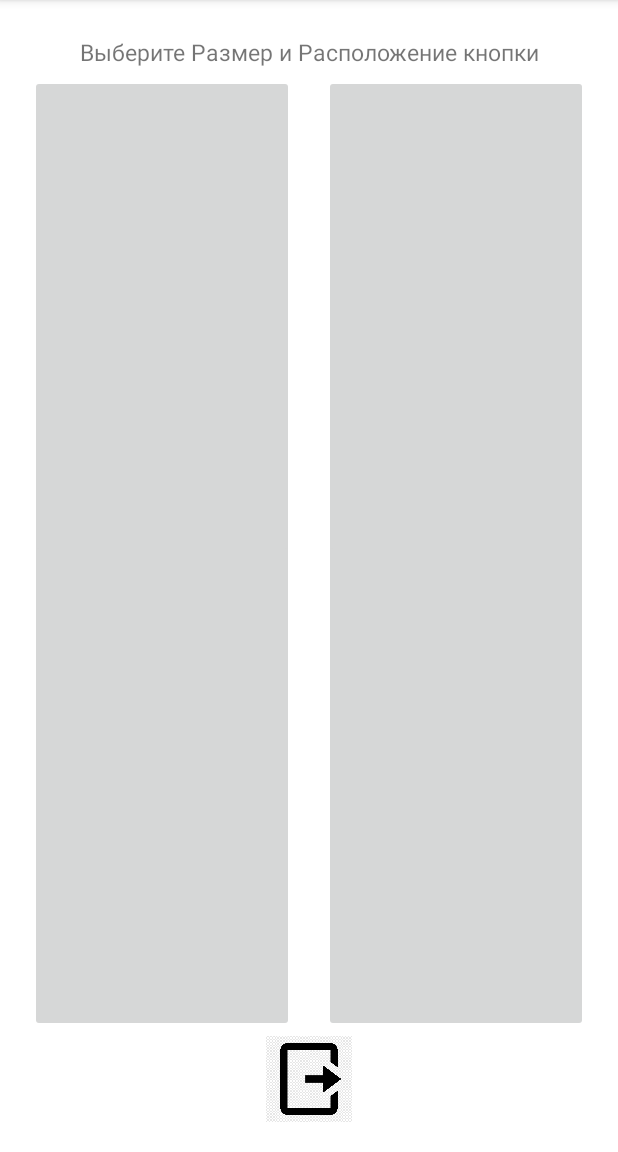
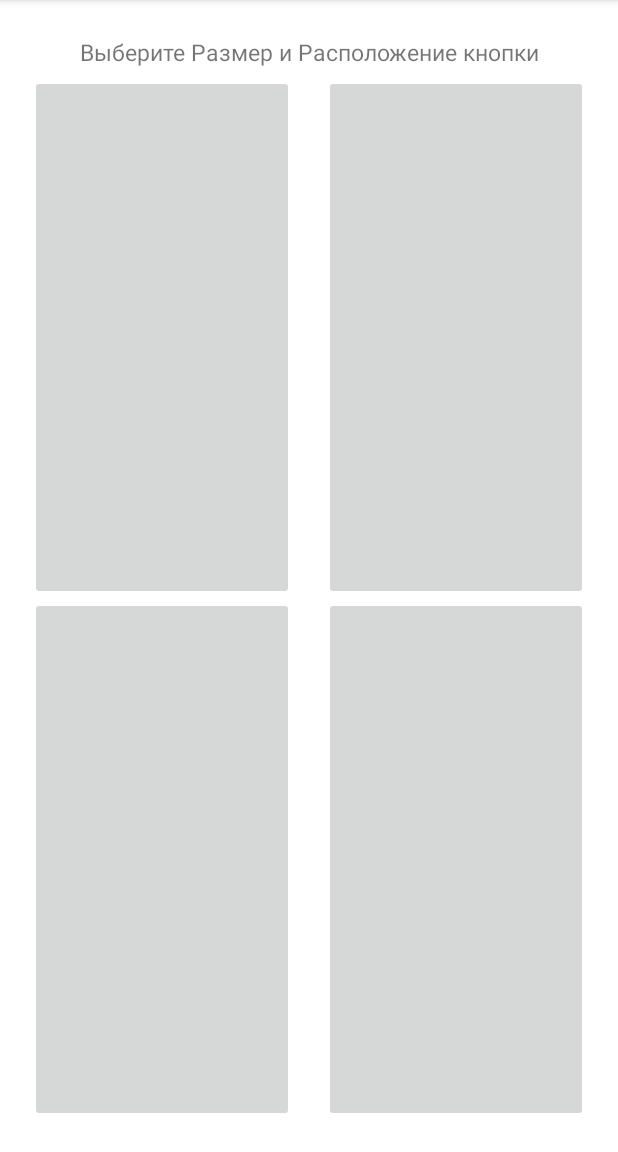
Before and after one commit to AgeDim/Clicker, an Android app: the SettingsActivity screen opened directly, with no data from a screen before it, on a phone screen of 412 x 824 dp, the part 84-1236 px from its top. Run offline under Robolectric (Android 15) with nearby library versions, the phone set to English and light mode, and no system bars.

Commit message:
Third commit.

```diff
--- a/app/src/main/java/com/example/clicker/MainActivity.java
+++ b/app/src/main/java/com/example/clicker/MainActivity.java
@@ -3,6 +3,7 @@ package com.example.clicker;
 import androidx.appcompat.app.AppCompatActivity;
 
 import android.annotation.SuppressLint;
+import android.content.Intent;
 import android.os.Bundle;
 import android.widget.Button;
 import android.widget.ImageButton;
@@ -15,7 +16,7 @@ public class MainActivity extends AppCompatActivity {
 
     int c = 0;
 
-    @SuppressLint("SetTextI18n")
+    @SuppressLint({"SetTextI18n", "DefaultLocale"})
     @Override
     protected void onCreate(Bundle savedInstanceState) {
         super.onCreate(savedInstanceState);
@@ -33,12 +34,16 @@ public class MainActivity extends AppCompatActivity {
             }
             c++;
             if(c == 41){
-                time.setText("Time : "+ (System.currentTimeMillis() - start[0]));
+                time.setText("Time : "+ String.format("%.3f",(float)(System.currentTimeMillis() -  start[0])/1000) + " c");
                 c=0;
                 start[0] = System.currentTimeMillis();
             }
             counter.setText("Click : "+ c);
         });
-
+        settings.setOnClickListener(view -> {
+            Intent intent;
+            intent = new Intent(MainActivity.this, SettingsActivity.class);
+            startActivity(intent);
+        });
     }
 }
--- a/app/src/main/java/com/example/clicker/SettingsActivity.java
+++ b/app/src/main/java/com/example/clicker/SettingsActivity.java
@@ -2,13 +2,54 @@ package com.example.clicker;
 
 import androidx.appcompat.app.AppCompatActivity;
 
+import android.content.Intent;
 import android.os.Bundle;
+import android.util.TypedValue;
+import android.view.ViewGroup;
+import android.widget.Button;
+import android.widget.ImageButton;
 
 public class SettingsActivity extends AppCompatActivity {
+
+    ImageButton smallLeft;
+    ImageButton smallRight;
+    ImageButton bigLeft;
+    ImageButton bigRight;
+    Button click;
 
     @Override
     protected void onCreate(Bundle savedInstanceState) {
         super.onCreate(savedInstanceState);
         setContentView(R.layout.activity_settings);
+
+        click = findViewById(R.id.click);
+        smallLeft = findViewById(R.id.smallLeft);
+        smallRight = findViewById(R.id.smallRight);
+        bigRight= findViewById(R.id.bigRight);
+        bigLeft = findViewById(R.id.bigLeft);
+
+        smallRight.setOnClickListener(view -> {
+            Intent intent = new Intent(SettingsActivity.this, MainActivity.class);
+            startActivity(intent);
+
+        });
+        smallLeft.setOnClickListener(view -> {
+            Intent intent;
+            intent = new Intent(SettingsActivity.this, MainActivity.class);
+            startActivity(intent);
+
+        });
+        bigLeft.setOnClickListener(view -> {
+            Intent intent;
+            intent = new Intent(SettingsActivity.this, MainActivity.class);
+            startActivity(intent);
+
+        });
+        bigRight.setOnClickListener(view -> {
+            Intent intent;
+            intent = new Intent(SettingsActivity.this, MainActivity.class);
+            startActivity(intent);
+
+        });
     }
 }
--- a/app/src/main/res/layout/activity_settings.xml
+++ b/app/src/main/res/layout/activity_settings.xml
@@ -22,8 +22,7 @@
     <ImageButton
         android:id="@+id/bigRight"
         android:layout_width="176dp"
-        android:layout_height="332dp"
-        android:layout_marginBottom="60dp"
+        android:layout_height="350dp"
         android:contentDescription="@string/todo"
         app:layout_constraintBottom_toBottomOf="parent"
         app:layout_constraintEnd_toEndOf="parent"
@@ -32,7 +31,7 @@
     <ImageButton
         android:id="@+id/smallRight"
         android:layout_width="176dp"
-        android:layout_height="322dp"
+        android:layout_height="350dp"
         android:layout_marginTop="30dp"
         android:contentDescription="@string/todo"
         app:layout_constraintEnd_toEndOf="parent"
@@ -42,34 +41,20 @@
     <ImageButton
         android:id="@+id/bigLeft"
         android:layout_width="176dp"
-        android:layout_height="332dp"
-        android:layout_marginBottom="60dp"
+        android:layout_height="350dp"
+        android:contentDescription="@string/todo"
         app:layout_constraintBottom_toBottomOf="parent"
         app:layout_constraintStart_toStartOf="parent"
-        tools:ignore="MissingConstraints,SpeakableTextPresentCheck,TouchTargetSizeCheck,ImageContrastCheck"
-        android:contentDescription="@string/todo" />
+        tools:ignore="MissingConstraints,SpeakableTextPresentCheck,TouchTargetSizeCheck,ImageContrastCheck" />
 
     <ImageButton
         android:id="@+id/smallLeft"
         android:layout_width="176dp"
-        android:layout_height="322dp"
+        android:layout_height="350dp"
         android:layout_marginTop="30dp"
+        android:contentDescription="@string/todo"
         app:layout_constraintStart_toStartOf="parent"
         app:layout_constraintTop_toTopOf="parent"
-        tools:ignore="MissingConstraints,SpeakableTextPresentCheck,TouchTargetSizeCheck,DuplicateClickableBoundsCheck,ImageContrastCheck"
-        android:contentDescription="@string/todo" />
-
-    <ImageButton
-        android:id="@+id/back"
-        android:layout_width="57dp"
-        android:layout_height="57dp"
-        android:layout_marginStart="170dp"
-        android:layout_marginEnd="170dp"
-        android:background="@drawable/back"
-        app:layout_constraintBottom_toBottomOf="parent"
-        app:layout_constraintEnd_toEndOf="parent"
-        app:layout_constraintStart_toStartOf="parent"
-        tools:ignore="MissingConstraints,SpeakableTextPresentCheck,TouchTargetSizeCheck"
-        android:contentDescription="@string/todo" />
+        tools:ignore="MissingConstraints,SpeakableTextPresentCheck,TouchTargetSizeCheck,DuplicateClickableBoundsCheck,ImageContrastCheck" />
 
 </androidx.constraintlayout.widget.ConstraintLayout>
```
